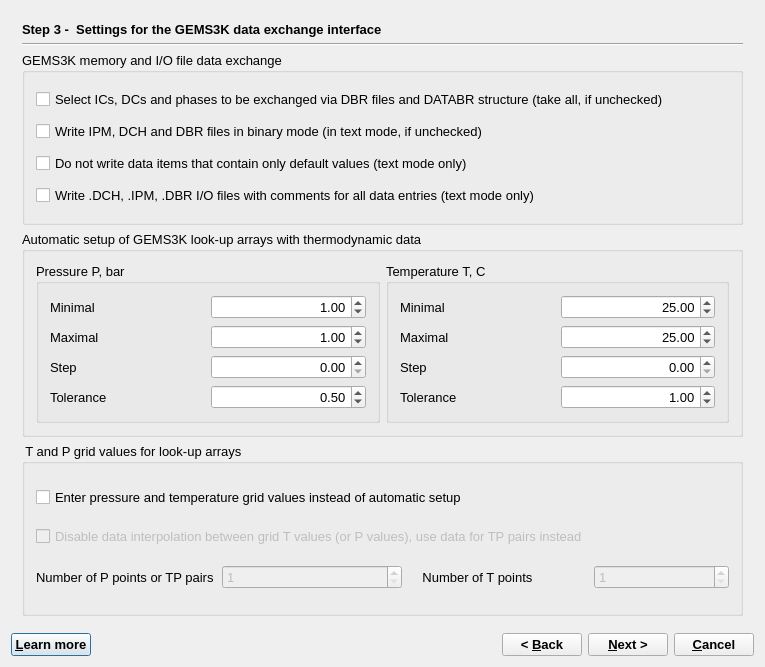
Before: the Qt Designer form GUI/Dialogs4/GEM2MTWizard4.ui in gemshub/GEMSGUI, drawn with Qt 5.
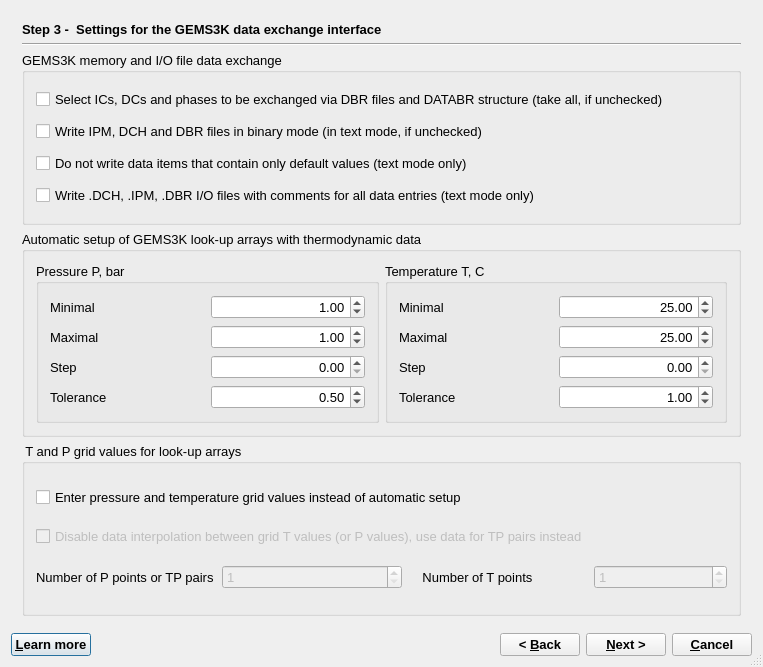
After: the same form once the commit is applied.

What changed in the file:
```diff
--- a/GUI/Dialogs4/GEM2MTWizard4.ui
+++ b/GUI/Dialogs4/GEM2MTWizard4.ui
@@ -9,7 +9,7 @@
    <rect>
     <x>0</x>
     <y>0</y>
-    <width>765</width>
+    <width>763</width>
     <height>619</height>
    </rect>
   </property>
@@ -21,6 +21,12 @@
   <property name="windowTitle">
    <string>GEM-Selektor Proces</string>
   </property>
+  <property name="sizeGripEnabled">
+   <bool>true</bool>
+  </property>
+  <property name="modal">
+   <bool>false</bool>
+  </property>
   <layout class="QVBoxLayout" name="verticalLayout_14">
    <item>
     <widget class="QStackedWidget" name="stackedWidget">
```
